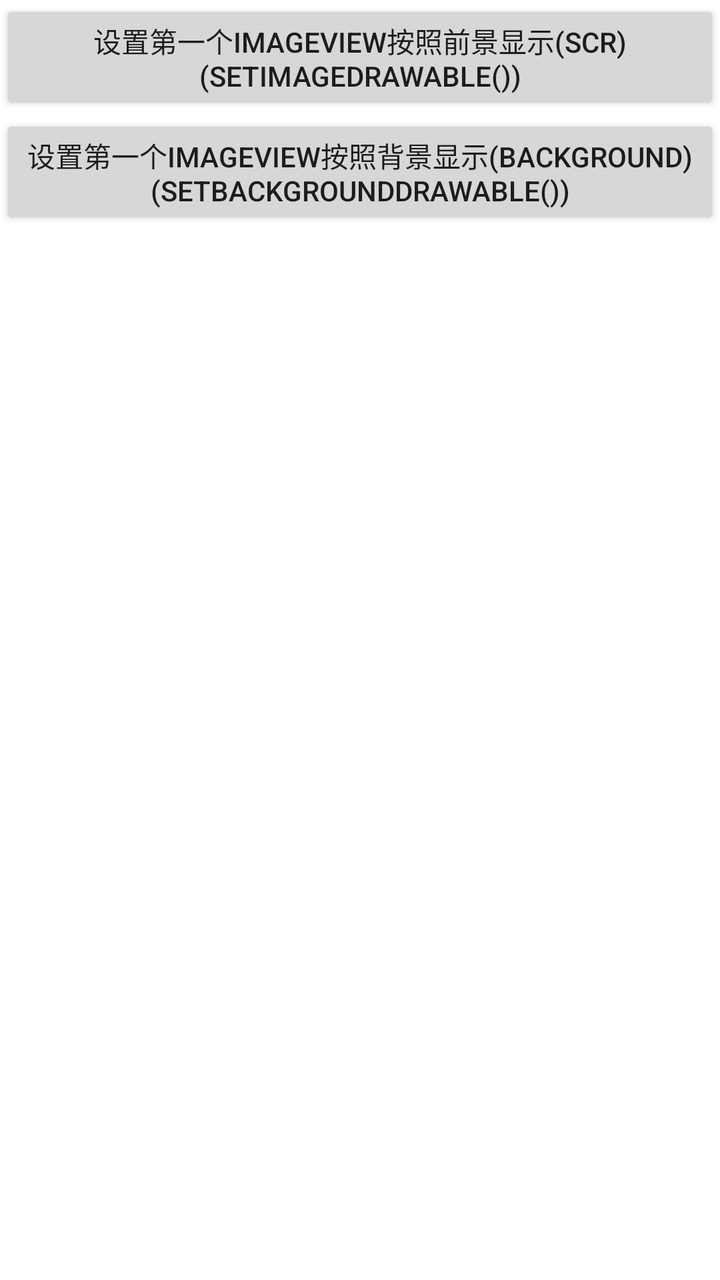
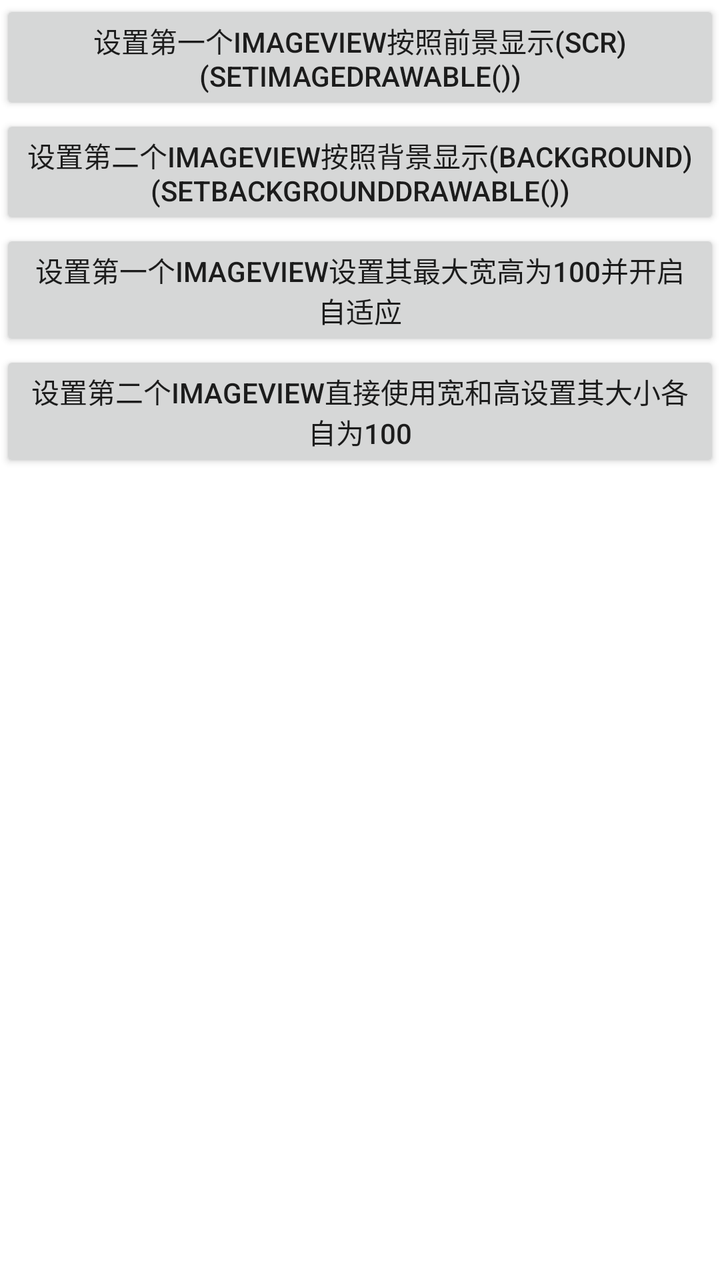

The first picture is an Android layout as it rendered before a commit; the second is the same layout after the commit. The layout source and the unified diff follow.
<!-- AndroidManifest.xml: application theme Theme.Class2021_2022_2_AndroidDevelop_course -->
<!-- res/layout/fragment_ex_image_view.xml -->
<?xml version="1.0" encoding="utf-8"?>
<LinearLayout xmlns:android="http://schemas.android.com/apk/res/android"
    android:layout_width="match_parent"
    android:layout_height="match_parent"
    xmlns:tools="http://schemas.android.com/tools"
    tools:context=".fragments.ExImageView"
    android:orientation="vertical">

    <ImageView
        android:id="@+id/image_view1"
        android:layout_width="wrap_content"
        android:layout_height="wrap_content"/>

    <ImageView
        android:id="@+id/image_view2"
        android:layout_width="wrap_content"
        android:layout_height="wrap_content"/>

    <Button
        android:layout_width="wrap_content"
        android:layout_height="wrap_content"
        android:id="@+id/button1"
        android:text="@string/imageview_scr_set_image_view_1image_drawable"/>

    <Button
        android:layout_width="wrap_content"
        android:layout_height="wrap_content"
        android:id="@+id/button2"
        android:text="@string/imageview_scr_set_image_view_2image_background"/>

</LinearLayout>
<!-- resources referenced by this layout -->
<resources>
  <string name="imageview_scr_set_image_view_1image_drawable">设置第一个ImageView按照前景显示(Scr)(setImageDrawable())</string>
  <string name="imageview_scr_set_image_view_2image_background">设置第一个ImageView按照背景显示(background)(setBackgroundDrawable())</string>
  <style name="Theme.Class2021_2022_2_AndroidDevelop_course" parent="Theme.MaterialComponents.DayNight.DarkActionBar">
          
          <item name="colorPrimary">@color/purple_500</item>
          <item name="colorPrimaryVariant">@color/purple_700</item>
          <item name="colorOnPrimary">@color/white</item>
          
          <item name="colorSecondary">@color/teal_200</item>
          <item name="colorSecondaryVariant">@color/teal_700</item>
          <item name="colorOnSecondary">@color/black</item>
          
          <item name="android:statusBarColor" tools:targetApi="l">?attr/colorPrimaryVariant</item>
          
      </style>
  <color name="purple_500">#FF6200EE</color>
  <color name="purple_700">#FF3700B3</color>
  <color name="white">#FFFFFFFF</color>
  <color name="teal_200">#FF03DAC5</color>
  <color name="teal_700">#FF018786</color>
  <color name="black">#FF000000</color>
</resources>

<!-- the commit's change to res/layout/fragment_ex_image_view.xml (unified diff, before → after) -->
@@ -9,12 +9,14 @@
     <ImageView
         android:id="@+id/image_view1"
         android:layout_width="wrap_content"
-        android:layout_height="wrap_content"/>
+        android:layout_height="wrap_content"
+        android:contentDescription="@string/imageview1"/>
 
     <ImageView
         android:id="@+id/image_view2"
         android:layout_width="wrap_content"
-        android:layout_height="wrap_content"/>
+        android:layout_height="wrap_content"
+        android:contentDescription="@string/imageview2"/>
 
     <Button
         android:layout_width="wrap_content"
@@ -28,4 +30,16 @@
         android:id="@+id/button2"
         android:text="@string/imageview_scr_set_image_view_2image_background"/>
 
+    <Button
+        android:layout_width="wrap_content"
+        android:layout_height="wrap_content"
+        android:id="@+id/button3"
+        android:text="@string/set_max_min_width_or_height_and_enable_adjust"/>
+
+    <Button
+        android:layout_width="wrap_content"
+        android:layout_height="wrap_content"
+        android:id="@+id/button4"
+        android:text="@string/set_width_and_height"/>
+
 </LinearLayout>
<!-- resource entries referenced after the edit -->
@@ -1,7 +1,11 @@
 <!-- resources referenced by this layout -->
 <resources>
+  <string name="imageview1">ImageView1</string>
+  <string name="imageview2">ImageView2</string>
   <string name="imageview_scr_set_image_view_1image_drawable">设置第一个ImageView按照前景显示(Scr)(setImageDrawable())</string>
-  <string name="imageview_scr_set_image_view_2image_background">设置第一个ImageView按照背景显示(background)(setBackgroundDrawable())</string>
+  <string name="imageview_scr_set_image_view_2image_background">设置第二个ImageView按照背景显示(background)(setBackgroundDrawable())</string>
+  <string name="set_max_min_width_or_height_and_enable_adjust">设置第一个ImageView设置其最大宽高为100并开启自适应</string>
+  <string name="set_width_and_height">设置第二个ImageView直接使用宽和高设置其大小各自为100</string>
   <style name="Theme.Class2021_2022_2_AndroidDevelop_course" parent="Theme.MaterialComponents.DayNight.DarkActionBar">
           
           <item name="colorPrimary">@color/purple_500</item>
